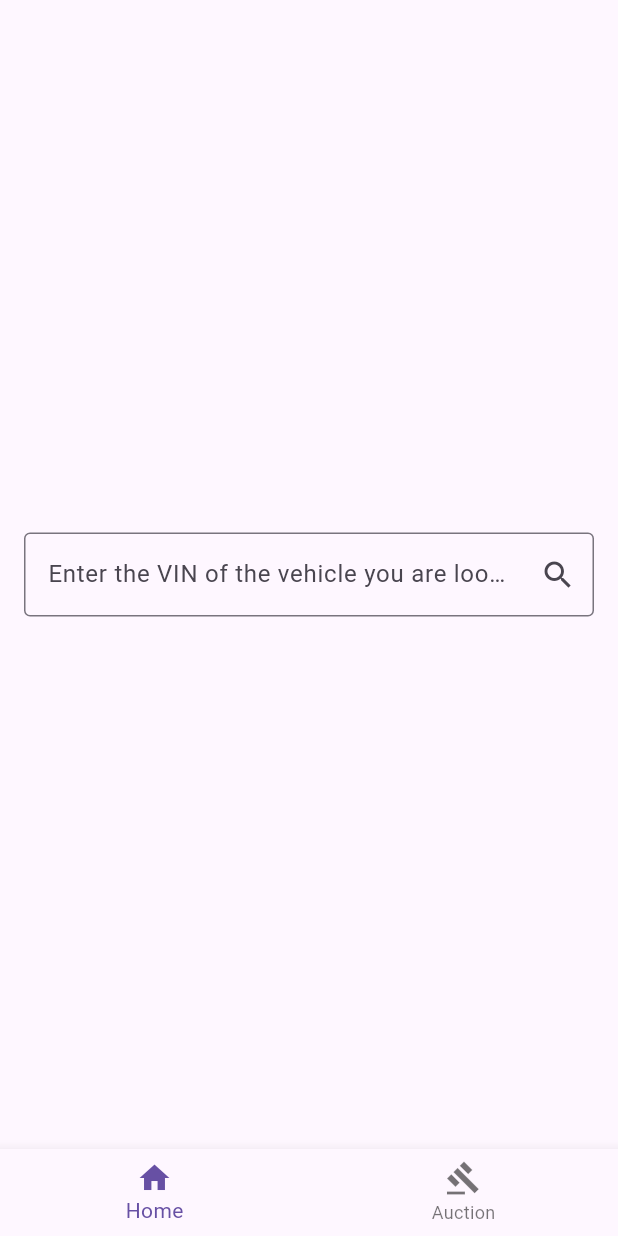
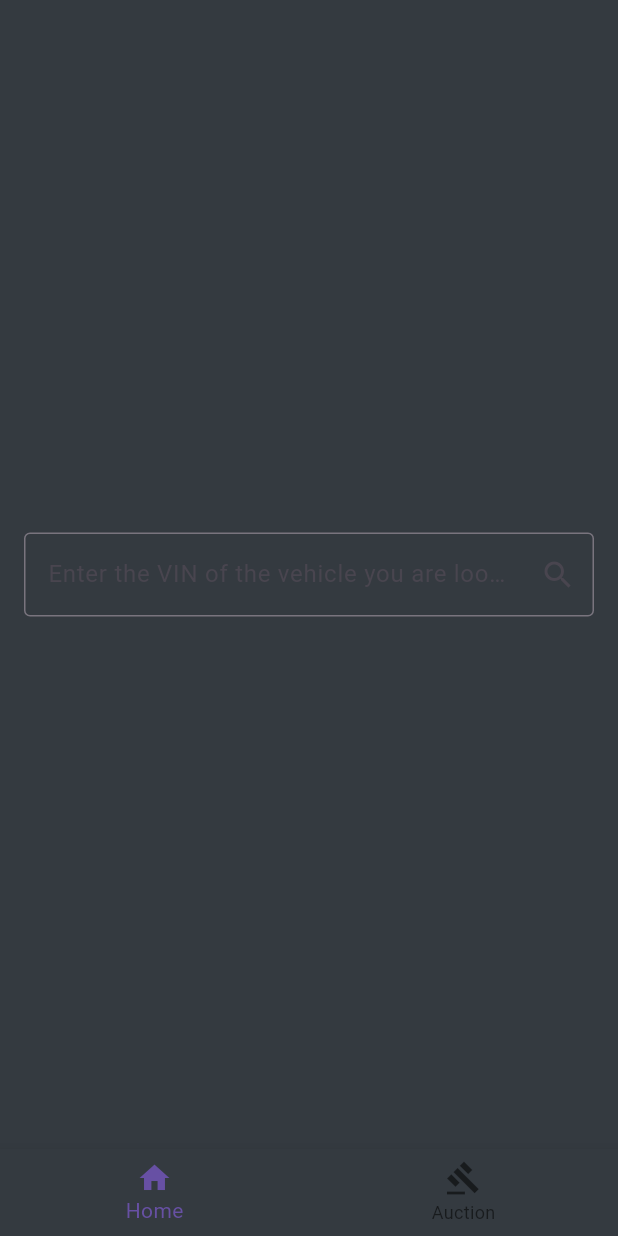
Before and after one commit to BrunoGiacoboPinto/cos, a Flutter app: the screen it shows after launch, on a phone screen of 412 x 824 dp. Run offline on Flutter 3.47's test engine with Material 3 defaults, Android fonts, the phone set to English and light mode, and no system bars; our stand-ins replace freezed_annotation, gap, go_router, google_fonts, stack_trace.

Commit message:
feat: add darkGray background color to Scaffold and BottomNavigationBar

```diff
--- a/lib/routing/routes.dart
+++ b/lib/routing/routes.dart
@@ -1,5 +1,6 @@
 import 'package:cos/home/view_model/home_view_model.dart';
 import 'package:cos/home/widgets/home_screen.dart';
+import 'package:cos/ui/core/ui/theme/colors.dart';
 import 'package:cos/vehicle_auction/view_model/vehicle_auction_view_model.dart';
 import 'package:cos/vehicle_auction/widgets/vehicle_auction_screen.dart';
 import 'package:flutter/material.dart';
@@ -20,8 +21,10 @@ GoRouter buildAppRouter() {
       ShellRoute(
         builder: (context, state, child) {
           return Scaffold(
+            backgroundColor: darkGray,
             body: SafeArea(child: child),
             bottomNavigationBar: BottomNavigationBar(
+              backgroundColor: darkGray,
               items: const [
                 BottomNavigationBarItem(
                   icon: Icon(Icons.home),
```
